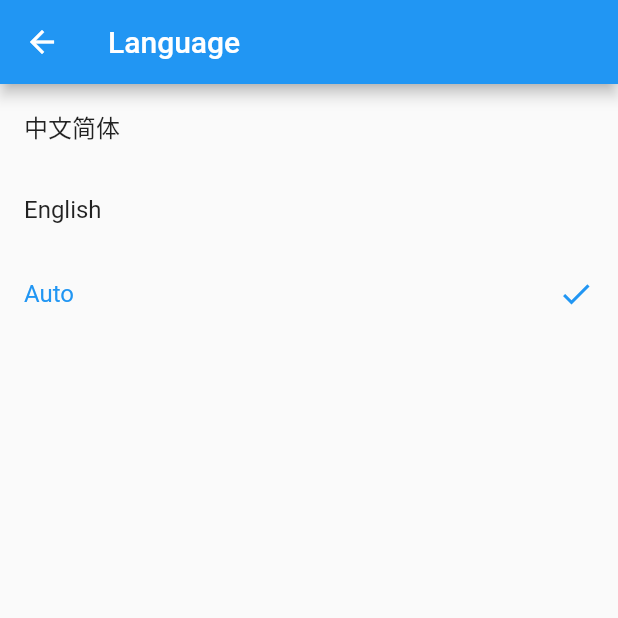
After one commit to SeekerGAO/GithubFlutterApp, a Flutter app: the LanguageRoute screen opened by its route, on a phone screen of 412 x 824 dp, the top half of it. The commit adds this screen. Run offline on Flutter 3.47's test engine with Material 2 defaults, Android fonts, the phone set to English and light mode, and no system bars; our stand-ins replace cached_network_image, dio, shared_preferences; missing offline and left inert: flukit; accounts and stored records are empty; generated files the repository leaves out were written again.

Commit message:
新增语言和主题切换

```diff
--- a/lib/i10n/GmLocalizations.dart
+++ b/lib/i10n/GmLocalizations.dart
@@ -2,85 +2,88 @@ import 'package:flutter/foundation.dart';
 import 'package:flutter/material.dart';
 
 /// Locale资源类
-class GmLocalizations{
+class GmLocalizations {
   GmLocalizations(this.isZh);
 
   // 是否为中文
   bool isZh = false;
 
-  static GmLocalizations of(BuildContext context){
-    return Localizations.of<GmLocalizations>(context,GmLocalizations);
+  static GmLocalizations of(BuildContext context) {
+    return Localizations.of<GmLocalizations>(context, GmLocalizations);
   }
 
   //Locale相关值，title为应用标题
-  String get title{
+  String get title {
     return isZh ? "Github客户端" : "Github APP";
   }
 
-  String get home{
+  String get home {
     return isZh ? "首页" : "Home";
   }
 
-  String get login{
+  String get login {
     return isZh ? "登录" : "Login";
   }
 
-  String get noDescription{
+  String get noDescription {
     return isZh ? "无描述" : "noDescription";
   }
 
-  String get theme{
+  String get theme {
     return isZh ? "主题" : "Theme";
   }
 
-  String get language{
+  String get language {
     return isZh ? "语言" : "Language";
   }
 
-  String get logout{
+  String get auto {
+    return isZh ? "跟随系统" : "Auto";
+  }
+
+  String get logout {
     return isZh ? "登出" : "Logout";
   }
 
-  String get logoutTip{
+  String get logoutTip {
     return isZh ? "是否想要登出" : "Do you want to Logout?";
   }
 
-  String get cancel{
+  String get cancel {
     return isZh ? "取消" : "cancel";
   }
 
-  String get yes{
+  String get yes {
     return isZh ? "确定" : "sure";
   }
 
-  String get userName{
+  String get userName {
     return isZh ? "用户名" : "userName";
   }
 
-  String get userNameOrEmail{
+  String get userNameOrEmail {
     return isZh ? "用户名或邮箱" : "userNameOrEmail";
   }
 
-  String get userNameRequired{
+  String get userNameRequired {
     return isZh ? "请输入用户名" : "userNameRequired";
   }
 
-  String get password{
+  String get password {
     return isZh ? "密码" : "password";
   }
 
-  String get passwordRequired{
+  String get passwordRequired {
     return isZh ? "请输入密码" : "passwordRequired";
   }
 
-  String get userNameOrPasswordWrong{
+  String get userNameOrPasswordWrong {
     return isZh ? "用户名或密码错误" : "userNameOrPasswordWrong";
   }
-
 }
 
 /// 在Locale改变时加载新的Locale资源
-class GmLocalizationsDelegate extends LocalizationsDelegate<GmLocalizations>{
+class GmLocalizationsDelegate extends LocalizationsDelegate<GmLocalizations> {
   const GmLocalizationsDelegate();
 
   //是否支持某个Local
@@ -95,8 +98,7 @@ class GmLocalizationsDelegate extends LocalizationsDelegate<GmLocalizations>{
   Future<GmLocalizations> load(Locale locale) {
     // TODO: implement load
     return SynchronousFuture<GmLocalizations>(
-      GmLocalizations(locale.languageCode == 'zh')
-    );
+        GmLocalizations(locale.languageCode == 'zh'));
   }
 
   @override
@@ -104,5 +106,4 @@ class GmLocalizationsDelegate extends LocalizationsDelegate<GmLocalizations>{
     // TODO: implement shouldReload
     return false;
   }
-
 }
--- a/lib/main.dart
+++ b/lib/main.dart
@@ -60,7 +60,9 @@ class MyApp extends StatelessWidget {
           },
           // 注册命名路由表
           routes: <String, WidgetBuilder>{
-            "login": (context) => LoginRoute()
+            "login": (context) => LoginRoute(),
+            "language": (context) => LanguageRoute(),
+            "themes": (context) => ThemeChangeRoute(),
           },
         );
       }),
--- a/lib/routes/index.dart
+++ b/lib/routes/index.dart
@@ -1,2 +1,4 @@
 export 'home_page.dart';
 export 'login_page.dart';
+export 'language_page.dart';
+export 'theme_page.dart';
--- /dev/null
+++ b/lib/routes/language_page.dart
@@ -0,0 +1,48 @@
+import 'package:flutter/material.dart';
+import 'package:github_flutter_app/common/index.dart';
+import 'package:github_flutter_app/i10n/GmLocalizations.dart';
+import 'package:provider/provider.dart';
+
+class LanguageRoute extends StatelessWidget {
+  @override
+  Widget build(BuildContext context) {
+    var gm = GmLocalizations.of(context);
+
+    return Scaffold(
+      appBar: AppBar(
+        title: Text(gm.language),
+      ),
+      body: ListView(
+        children: <Widget>[
+          _buildLanguageItem("中文简体", "zh_CN"),
+          _buildLanguageItem("English", "en_US"),
+          _buildLanguageItem(gm.auto, null),
+        ],
+      ),
+    );
+  }
+}
+
+Widget _buildLanguageItem(String lang, value) {
+  return Consumer<LocaleModel>(
+    builder: (BuildContext context, LocaleModel localeModel, Widget widget) {
+      var color = Theme.of(context).primaryColor;
+
+      return ListTile(
+        title: Text(lang,
+            style:
+                TextStyle(color: localeModel.locale == value ? color : null)),
+        trailing: localeModel.locale == value
+            ? Icon(
+                Icons.done,
+                color: color,
+              )
+            : null,
+        onTap: () {
+          // 更新locale后MaterialApp会重新build
+          localeModel.locale = value;
+        },
+      );
+    },
+  );
+}
```
Also changed, not shown: lib/routes/theme_page.dart (added, +32 -0 lines), pubspec.lock, 1 other file.
